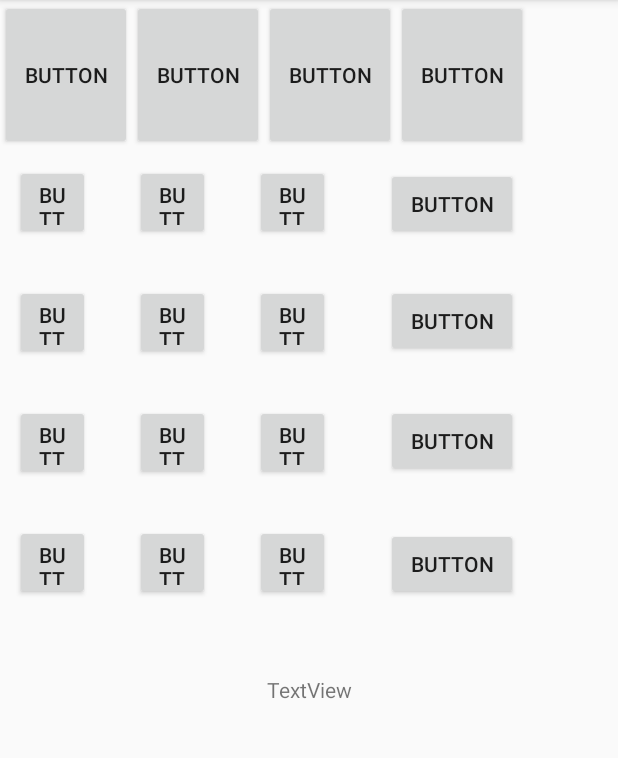
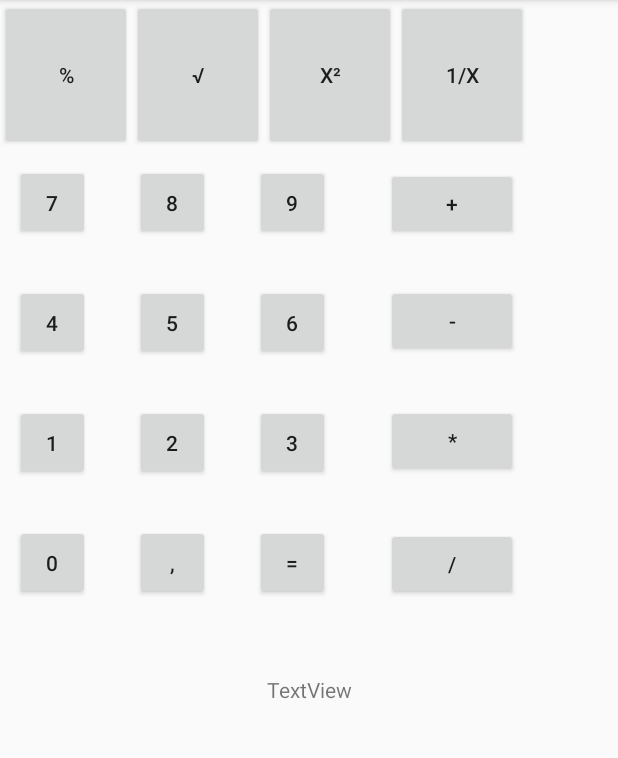
Before and after one commit to rsubczynski/PAM_Kalkulator, an Android app: the CalculatorActivity screen opened directly, with no data from a screen before it, on a phone screen of 412 x 824 dp, the part 84-842 px from its top. Run offline under Robolectric (Android 15) with nearby library versions, the phone set to English and light mode, and no system bars.

Commit message:
dodanie nazw przyciskow

```diff
--- a/app/src/main/res/layout/advenced_calculator_layout.xml
+++ b/app/src/main/res/layout/advenced_calculator_layout.xml
@@ -7,23 +7,23 @@
         android:id="@+id/button"
         android:layout_width="wrap_content"
         android:layout_height="100dp"
-        android:text="Button" />
+        android:text="%" />
 
     <Button
         android:id="@+id/button2"
         android:layout_width="wrap_content"
         android:layout_height="100dp"
-        android:text="Button" />
+        android:text="√" />
 
     <Button
         android:id="@+id/button3"
         android:layout_width="wrap_content"
         android:layout_height="100dp"
-        android:text="Button" />
+        android:text="x²" />
 
     <Button
         android:id="@+id/button4"
         android:layout_width="wrap_content"
         android:layout_height="100dp"
-        android:text="Button" />
+        android:text="1/x" />
 </LinearLayout>
--- a/app/src/main/res/layout/simple_calculator_layout.xml
+++ b/app/src/main/res/layout/simple_calculator_layout.xml
@@ -10,7 +10,7 @@
         android:layout_height="50dp"
         android:layout_alignParentStart="true"
         android:layout_alignParentTop="true"
-        android:text="Button" />
+        android:text="7" />
 
     <Button
         android:id="@+id/button17"
@@ -20,7 +20,7 @@
         android:layout_alignBottom="@+id/button16"
         android:layout_marginStart="30dp"
         android:layout_toEndOf="@+id/button16"
-        android:text="Button" />
+        android:text="8" />
 
     <Button
         android:id="@+id/button18"
@@ -30,7 +30,7 @@
         android:layout_alignBottom="@+id/button17"
         android:layout_marginStart="30dp"
         android:layout_toEndOf="@+id/button17"
-        android:text="Button" />
+        android:text="9" />
 
     <Button
         android:id="@+id/button19"
@@ -39,7 +39,7 @@
         android:layout_alignEnd="@+id/button16"
         android:layout_below="@+id/button16"
         android:layout_marginTop="30dp"
-        android:text="Button" />
+        android:text="4" />
 
     <Button
         android:id="@+id/button20"
@@ -47,7 +47,7 @@
         android:layout_height="50dp"
         android:layout_alignEnd="@+id/button17"
         android:layout_alignTop="@+id/button19"
-        android:text="Button" />
+        android:text="5" />
 
     <Button
         android:id="@+id/button21"
@@ -55,7 +55,7 @@
         android:layout_height="50dp"
         android:layout_alignBottom="@+id/button20"
         android:layout_alignStart="@+id/button18"
-        android:text="Button" />
+        android:text="6" />
 
     <Button
         android:id="@+id/button22"
@@ -64,7 +64,7 @@
         android:layout_alignParentStart="true"
         android:layout_below="@+id/button19"
         android:layout_marginTop="30dp"
-        android:text="Button" />
+        android:text="1" />
 
     <Button
         android:id="@+id/button23"
@@ -72,7 +72,7 @@
         android:layout_height="50dp"
         android:layout_alignStart="@+id/button20"
         android:layout_alignTop="@+id/button22"
-        android:text="Button" />
+        android:text="2" />
 
     <Button
         android:id="@+id/button24"
@@ -81,7 +81,7 @@
         android:layout_alignBaseline="@+id/button23"
         android:layout_alignBottom="@+id/button23"
         android:layout_alignStart="@+id/button21"
-        android:text="Button" />
+        android:text="3" />
 
     <Button
         android:id="@+id/button25"
@@ -90,7 +90,7 @@
         android:layout_alignParentStart="true"
         android:layout_below="@+id/button22"
         android:layout_marginTop="30dp"
-        android:text="Button" />
+        android:text="0" />
 
     <Button
         android:id="@+id/button26"
@@ -98,7 +98,7 @@
         android:layout_height="50dp"
         android:layout_alignEnd="@+id/button23"
         android:layout_alignTop="@+id/button25"
-        android:text="Button" />
+        android:text="," />
 
     <Button
         android:id="@+id/button27"
@@ -106,7 +106,7 @@
         android:layout_height="50dp"
         android:layout_alignStart="@+id/button24"
         android:layout_alignTop="@+id/button26"
-        android:text="Button" />
+        android:text="=" />
 
     <TextView
         android:id="@+id/textView"
@@ -125,7 +125,7 @@
         android:layout_alignBottom="@+id/button18"
         android:layout_marginStart="37dp"
         android:layout_toEndOf="@+id/button18"
-        android:text="Button" />
+        android:text="+" />
 
     <Button
         android:id="@+id/button29"
@@ -133,7 +133,7 @@
         android:layout_height="wrap_content"
         android:layout_alignEnd="@+id/button28"
         android:layout_alignTop="@+id/button21"
-        android:text="Button" />
+        android:text="-" />
 
     <Button
         android:id="@+id/button30"
@@ -141,7 +141,7 @@
         android:layout_height="wrap_content"
         android:layout_alignEnd="@+id/button29"
         android:layout_alignTop="@+id/button24"
-        android:text="Button" />
+        android:text="*" />
 
     <Button
         android:id="@+id/button31"
@@ -149,5 +149,5 @@
         android:layout_height="wrap_content"
         android:layout_alignBottom="@+id/button27"
         android:layout_alignStart="@+id/button30"
-        android:text="Button" />
+        android:text="/" />
 </RelativeLayout>
```
